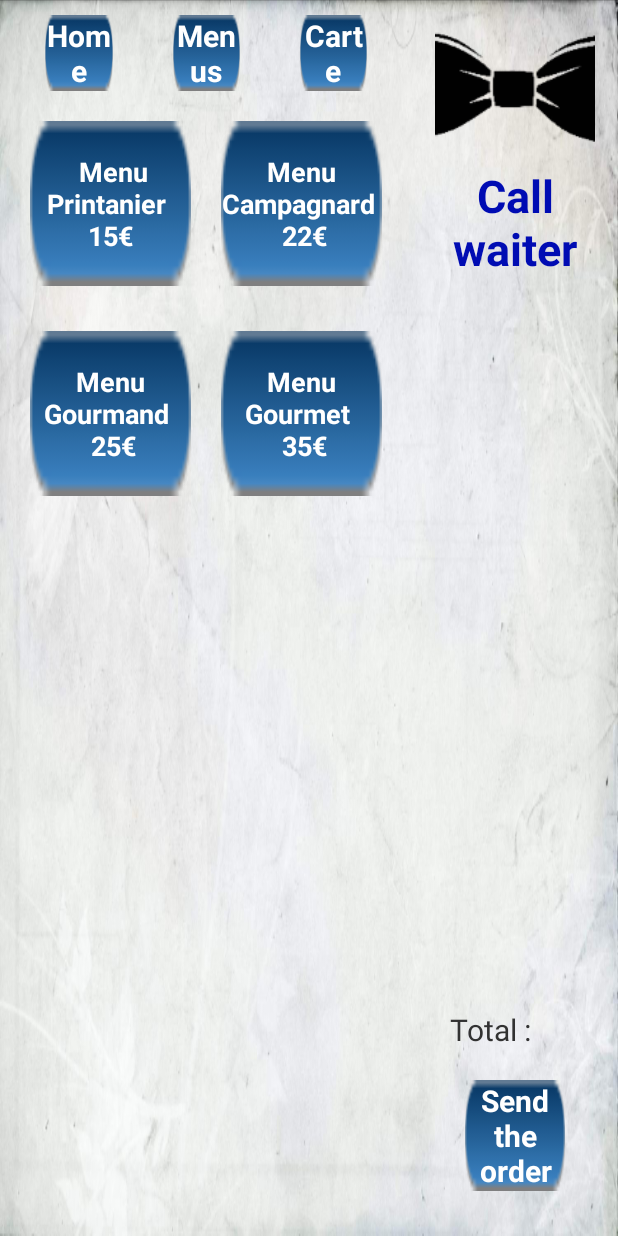
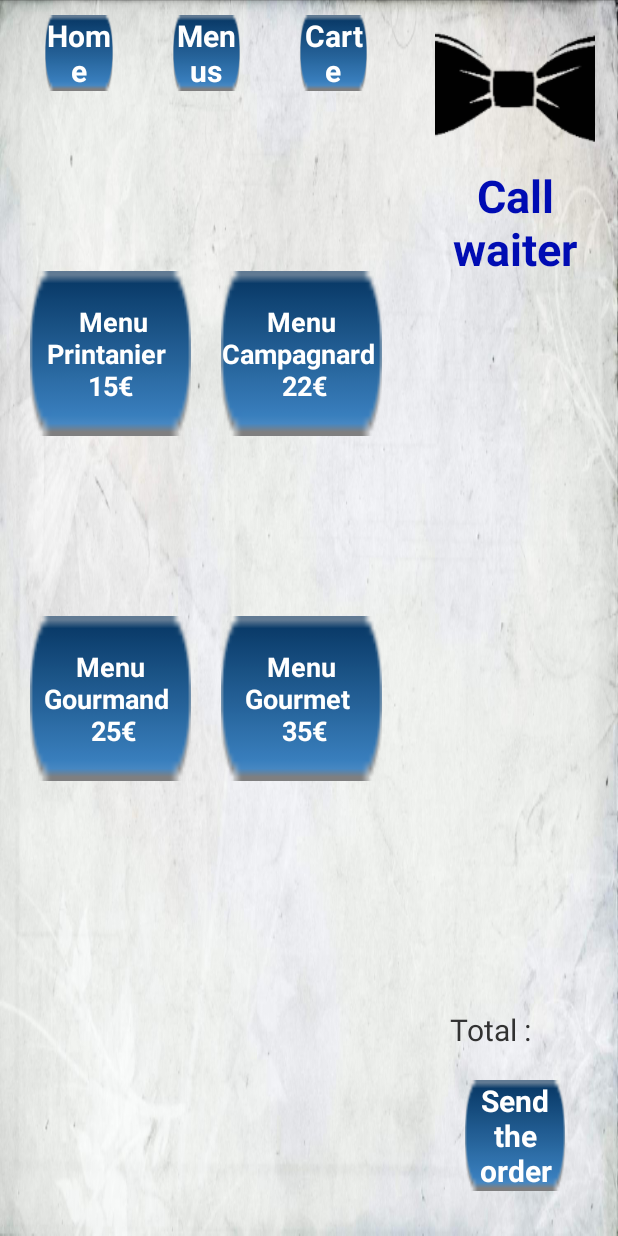
Before and after one commit to ThibaultGigant/ProjetIHM, an Android app: the layout activity_menus.xml on its own in the app's theme, with its tools: preview values and no code run, on a phone screen of 412 x 824 dp. Run offline under Robolectric (Android 15) with nearby library versions, the phone set to English and light mode, and no system bars.

Commit message:
Amélioration Display activity menus

```diff
--- a/Client/app/src/main/res/layout/activity_menus.xml
+++ b/Client/app/src/main/res/layout/activity_menus.xml
@@ -25,7 +25,12 @@
             <LinearLayout
                 android:layout_width="match_parent"
                 android:layout_height="match_parent"
-                android:layout_marginBottom="10dp"
+                android:orientation="vertical">
+                <LinearLayout
+                    android:layout_width="match_parent"
+                    android:layout_height="match_parent"
+                    android:layout_marginTop="100dp"
+                    android:layout_marginBottom="100dp"
                     android:orientation="horizontal" >
 
                     <Button
@@ -56,6 +61,12 @@
                         android:text="@string/menuB" />
 
                 </LinearLayout>
+            </LinearLayout>
+
+            <LinearLayout
+                android:layout_width="match_parent"
+                android:layout_height="match_parent"
+                android:orientation="vertical">
                 <LinearLayout
                     android:layout_width="match_parent"
                     android:layout_height="match_parent"
@@ -90,6 +101,7 @@
                         android:text="@string/menuD" />
 
                 </LinearLayout>
+            </LinearLayout>
 
         </LinearLayout>
 
```
Lines whose indentation alone changed are shown as unchanged.
